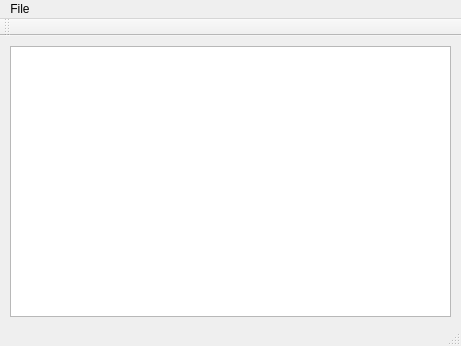
vvmarko/triangulator, file gui/MainWindow.ui: the form before one commit.
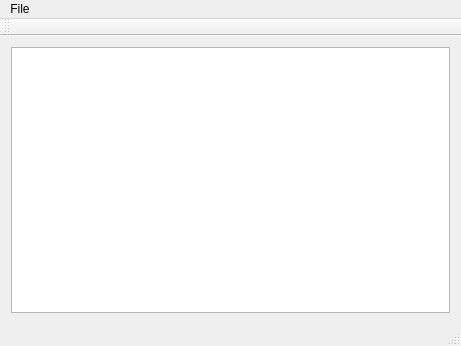
The form after the commit.

Diff of the .ui file:
```diff
--- a/gui/MainWindow.ui
+++ b/gui/MainWindow.ui
@@ -14,16 +14,11 @@
    <string>MainWindow</string>
   </property>
   <widget class="QWidget" name="centralWidget">
-   <widget class="QTableView" name="tblComplexes">
-    <property name="geometry">
-     <rect>
-      <x>10</x>
-      <y>10</y>
-      <width>441</width>
-      <height>271</height>
-     </rect>
-    </property>
-   </widget>
+   <layout class="QVBoxLayout" name="verticalLayout">
+    <item>
+     <widget class="QTableView" name="tblComplexes"/>
+    </item>
+   </layout>
   </widget>
   <widget class="QMenuBar" name="menuBar">
    <property name="geometry">
```
